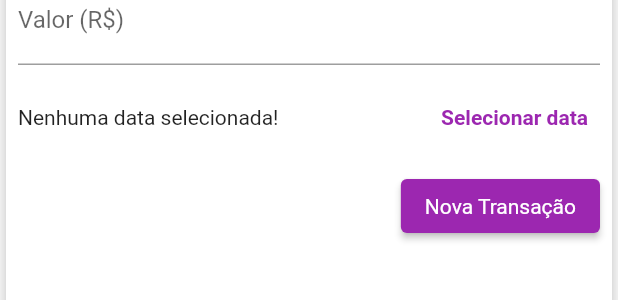
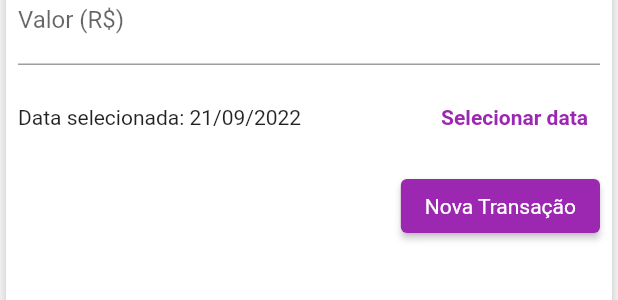
Before and after one commit to EnriqueIzel2/top_expenses, a Flutter app: the TransactionsForm widget shown alone on an empty page, opened directly with empty values, after a tap on "Nova Transação", on a phone screen of 412 x 824 dp. Shown: the part 130-430 px from the top of the screen. Run offline on Flutter 3.47's test engine with Material 2 defaults, Android fonts, the phone set to English and light mode, and no system bars.

```diff
--- a/lib/components/transactions_form.dart
+++ b/lib/components/transactions_form.dart
@@ -13,7 +13,7 @@ class TransactionsForm extends StatefulWidget {
 class _TransactionsFormState extends State<TransactionsForm> {
   final _titleController = TextEditingController();
   final _valueController = TextEditingController();
-  DateTime? _selectedDate;
+  DateTime _selectedDate = DateTime.now();
 
   _submitForm() {
     final title = _titleController.text;
@@ -23,7 +23,7 @@ class _TransactionsFormState extends State<TransactionsForm> {
       return;
     }
 
-    widget.onSubmit(title, value, _selectedDate!);
+    widget.onSubmit(title, value, _selectedDate);
   }
 
   _showDatePicker() {
@@ -35,7 +35,7 @@ class _TransactionsFormState extends State<TransactionsForm> {
       locale: const Locale("pt", "BR"),
     ).then((pickedDate) {
       setState(() {
-        _selectedDate = pickedDate;
+        _selectedDate = pickedDate!;
       });
     });
   }
```
